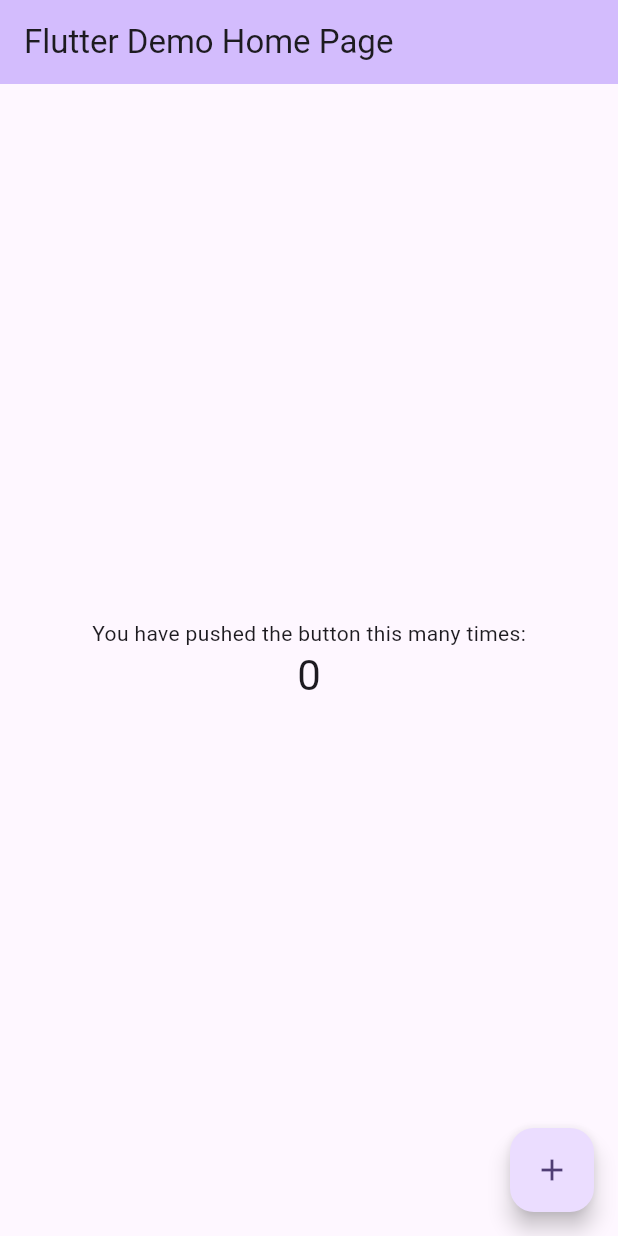
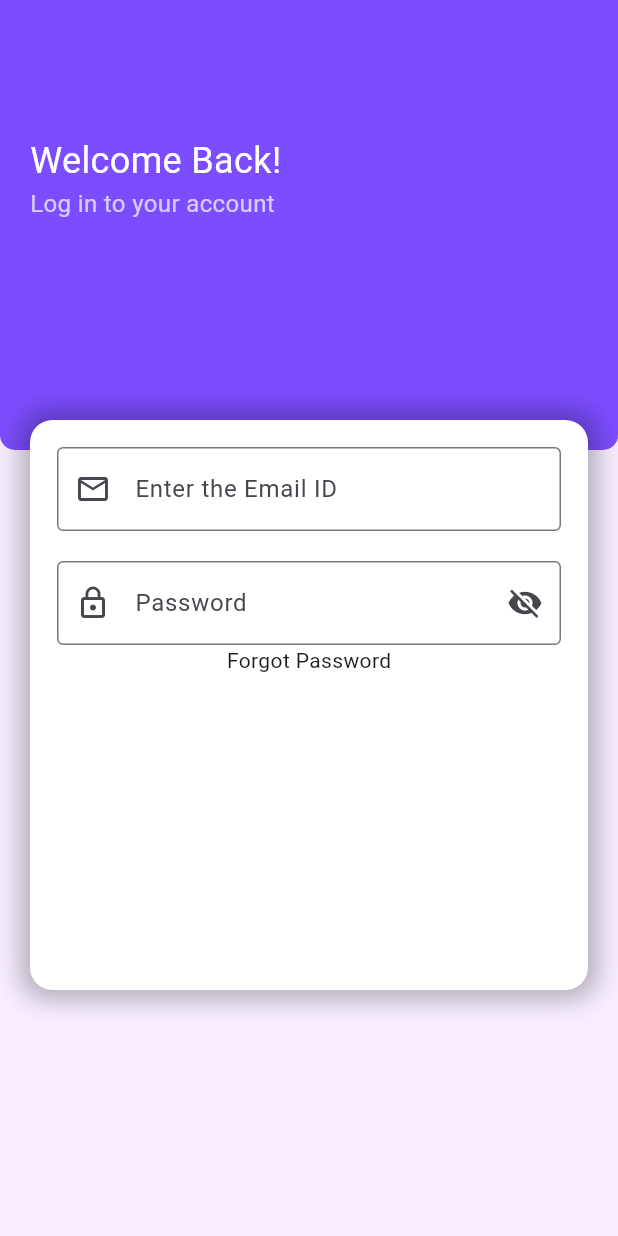
Before and after one commit to Muckesh/bynry_assignment, a Flutter app: the screen it shows after launch, on a phone screen of 412 x 824 dp. Run offline on Flutter 3.47's test engine with Material 3 defaults, Android fonts, the light colour scheme and no system bars.

Commit message:
Login Screen

```diff
--- a/lib/main.dart
+++ b/lib/main.dart
@@ -1,3 +1,4 @@
+import 'package:bynry_assignment/pages/login_page.dart';
 import 'package:flutter/material.dart';
 
 void main() {
@@ -31,95 +32,7 @@
         colorScheme: ColorScheme.fromSeed(seedColor: Colors.deepPurple),
         useMaterial3: true,
       ),
-      home: const MyHomePage(title: 'Flutter Demo Home Page'),
+      home: const LoginPage(),
     );
   }
 }
-
-class MyHomePage extends StatefulWidget {
-  const MyHomePage({super.key, required this.title});
-
-  // This widget is the home page of your application. It is stateful, meaning
-  // that it has a State object (defined below) that contains fields that affect
-  // how it looks.
-
-  // This class is the configuration for the state. It holds the values (in this
-  // case the title) provided by the parent (in this case the App widget) and
-  // used by the build method of the State. Fields in a Widget subclass are
-  // always marked "final".
-
-  final String title;
-
-  @override
-  State<MyHomePage> createState() => _MyHomePageState();
-}
-
-class _MyHomePageState extends State<MyHomePage> {
-  int _counter = 0;
-
-  void _incrementCounter() {
-    setState(() {
-      // This call to setState tells the Flutter framework that something has
-      // changed in this State, which causes it to rerun the build method below
-      // so that the display can reflect the updated values. If we changed
-      // _counter without calling setState(), then the build method would not be
-      // called again, and so nothing would appear to happen.
-      _counter++;
-    });
-  }
-
-  @override
-  Widget build(BuildContext context) {
-    // This method is rerun every time setState is called, for instance as done
-    // by the _incrementCounter method above.
-    //
-    // The Flutter framework has been optimized to make rerunning build methods
-    // fast, so that you can just rebuild anything that needs updating rather
-    // than having to individually change instances of widgets.
-    return Scaffold(
-      appBar: AppBar(
-        // TRY THIS: Try changing the color here to a specific color (to
-        // Colors.amber, perhaps?) and trigger a hot reload to see the AppBar
-        // change color while the other colors stay the same.
-        backgroundColor: Theme.of(context).colorScheme.inversePrimary,
-        // Here we take the value from the MyHomePage object that was created by
-        // the App.build method, and use it to set our appbar title.
-        title: Text(widget.title),
-      ),
-      body: Center(
-        // Center is a layout widget. It takes a single child and positions it
-        // in the middle of the parent.
-        child: Column(
-          // Column is also a layout widget. It takes a list of children and
-          // arranges them vertically. By default, it sizes itself to fit its
-          // children horizontally, and tries to be as tall as its parent.
-          //
-          // Column has various properties to control how it sizes itself and
-          // how it positions its children. Here we use mainAxisAlignment to
-          // center the children vertically; the main axis here is the vertical
-          // axis because Columns are vertical (the cross axis would be
-          // horizontal).
-          //
-          // TRY THIS: Invoke "debug painting" (choose the "Toggle Debug Paint"
-          // action in the IDE, or press "p" in the console), to see the
-          // wireframe for each widget.
-          mainAxisAlignment: MainAxisAlignment.center,
-          children: <Widget>[
-            const Text(
-              'You have pushed the button this many times:',
-            ),
-            Text(
-              '$_counter',
-              style: Theme.of(context).textTheme.headlineMedium,
-            ),
-          ],
-        ),
-      ),
-      floatingActionButton: FloatingActionButton(
-        onPressed: _incrementCounter,
-        tooltip: 'Increment',
-        child: const Icon(Icons.add),
-      ), // This trailing comma makes auto-formatting nicer for build methods.
-    );
-  }
-}
--- /dev/null
+++ b/lib/pages/login_page.dart
@@ -0,0 +1,119 @@
+import 'package:flutter/material.dart';
+
+class LoginPage extends StatefulWidget {
+  const LoginPage({super.key});
+
+  @override
+  State<LoginPage> createState() => _LoginPageState();
+}
+
+class _LoginPageState extends State<LoginPage> {
+  bool _isVisible = false;
+  @override
+  Widget build(BuildContext context) {
+    Size size = MediaQuery.of(context).size;
+    return Scaffold(
+      backgroundColor: Color.fromARGB(255, 248, 238, 255),
+      body: Stack(
+        children: [
+          Positioned(
+            top: 0,
+            left: 0,
+            right: 0,
+            child: Container(
+              height: 300,
+              decoration: BoxDecoration(
+                borderRadius: BorderRadius.only(
+                  bottomLeft: Radius.circular(10.0),
+                  bottomRight: Radius.circular(10.0),
+                ),
+                color: Colors.deepPurpleAccent,
+              ),
+              child: Container(
+                padding: EdgeInsets.only(
+                  top: 90,
+                  left: 20,
+                ),
+                child: Column(
+                  crossAxisAlignment: CrossAxisAlignment.start,
+                  children: [
+                    Text(
+                      "Welcome Back!",
+                      style: TextStyle(
+                        color: Colors.white,
+                        fontSize: 24.0,
+                      ),
+                    ),
+                    Text(
+                      "Log in to your account",
+                      style: TextStyle(
+                        color: Colors.white70,
+                        fontSize: 16.0,
+                      ),
+                    ),
+                  ],
+                ),
+              ),
+            ),
+          ),
+          Positioned(
+            top: 280,
+            child: Container(
+              height: 380,
+              width: size.width - 40,
+              margin: EdgeInsets.symmetric(
+                horizontal: 20,
+              ),
+              padding: EdgeInsets.all(18.0),
+              decoration: BoxDecoration(
+                color: Colors.white,
+                borderRadius: BorderRadius.circular(15),
+                boxShadow: [
+                  BoxShadow(
+                    color: Colors.black.withOpacity(0.3),
+                    blurRadius: 15,
+                    spreadRadius: 5,
+                  ),
+                ],
+              ),
+              child: Column(
+                children: [
+                  TextField(
+                    decoration: InputDecoration(
+                        border: OutlineInputBorder(),
+                        prefixIcon: Icon(
+                          Icons.email_outlined,
+                        ),
+                        hintText: "Enter the Email ID"),
+                  ),
+                  SizedBox(
+                    height: 20,
+                  ),
+                  TextField(
+                    decoration: InputDecoration(
+                        suffixIcon: IconButton(
+                          onPressed: () {
+                            setState(() {
+                              _isVisible = !_isVisible;
+                            });
+                          },
+                          icon: _isVisible
+                              ? Icon(Icons.visibility)
+                              : Icon(Icons.visibility_off),
+                        ),
+                        prefixIcon: Icon(Icons.lock_outline),
+                        border: OutlineInputBorder(),
+                        hintText: "Password"),
+                  ),
+                  Align(
+                    child: Text("Forgot Password"),
+                  )
+                ],
+              ),
+            ),
+          )
+        ],
+      ),
+    );
+  }
+}
```
